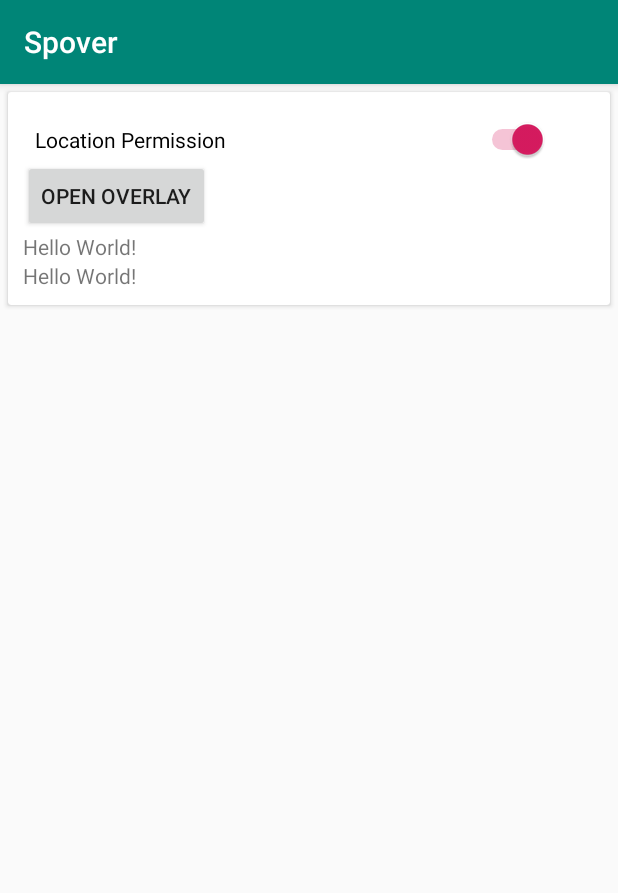
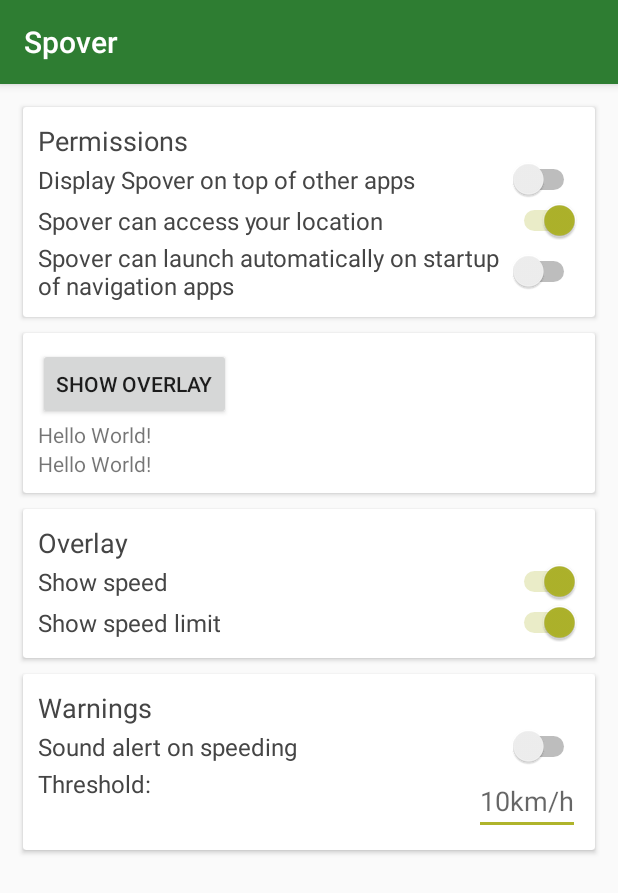
Before and after one commit to henne90gen/Spover, an Android app: the screen it shows after launch (MainActivity), on a phone screen of 412 x 824 dp. Shown: the top 893 px of the screen. Run offline under Robolectric (Android 15) with nearby library versions, the phone set to English and light mode, and no system bars.

Commit message:
Settings UI, store overlay preferences

```diff
--- a/app/src/main/java/de/spover/spover/MainActivity.kt
+++ b/app/src/main/java/de/spover/spover/MainActivity.kt
@@ -3,6 +3,7 @@ package de.spover.spover
 import android.content.Intent
 import android.net.Uri
 import android.Manifest
+import android.content.Context
 import android.content.pm.PackageManager
 import android.os.Bundle
 import android.support.v4.app.ActivityCompat
@@ -23,13 +24,16 @@ class MainActivity : AppCompatActivity() {
     private lateinit var permissionSwitch: Switch
     private lateinit var overlayBtn: Button
 
+    private lateinit var speedSwitch: Switch
+    private lateinit var speedLimitSwitch: Switch
+
     override fun onCreate(savedInstanceState: Bundle?) {
         super.onCreate(savedInstanceState)
         setContentView(R.layout.activity_main)
         locationService = LocationService(this)
         latText = findViewById(R.id.lat)
         lonText = findViewById(R.id.lon)
-        permissionSwitch = findViewById(R.id.locationPermissionSwitch)
+        permissionSwitch = findViewById(R.id.switchLocationPermission)
         permissionSwitch.setOnCheckedChangeListener { _, isChecked -> this.checkLocationPermission(isChecked) }
         checkLocationPermission(true)
 
@@ -43,7 +47,29 @@ class MainActivity : AppCompatActivity() {
                 checkDrawOverlayPermission()
             }
         }
+        initUI()
+    }
 
+    private fun initUI() {
+        val preferences = this.getPreferences(Context.MODE_PRIVATE)
+
+        speedSwitch = findViewById(R.id.switch_show_speed)
+        speedSwitch.isChecked =  preferences.getBoolean(getString(R.string.pref_show_speed), true)
+        speedSwitch.setOnClickListener {
+            with (preferences.edit()) {
+                putBoolean(getString(R.string.pref_show_speed), speedSwitch.isChecked)
+                apply()
+            }
+        }
+
+        speedLimitSwitch = findViewById(R.id.switch_show_speed_limit)
+        speedLimitSwitch.isChecked =  preferences.getBoolean(getString(R.string.pref_show_speed_limit), true)
+        speedLimitSwitch.setOnClickListener {
+            with (preferences.edit()) {
+                putBoolean(getString(R.string.pref_show_speed_limit), speedLimitSwitch.isChecked)
+                apply()
+            }
+        }
     }
 
     override fun onRequestPermissionsResult(requestCode: Int, permissions: Array<out String>, grantResults: IntArray) {
@@ -118,6 +144,7 @@ class MainActivity : AppCompatActivity() {
     }
 
     companion object {
+        private var TAG = MainActivity::class.java.simpleName
         const val REQUEST_CODE = 10101
     }
 }
--- a/app/src/main/java/de/spover/spover/OverlayService.kt
+++ b/app/src/main/java/de/spover/spover/OverlayService.kt
@@ -84,10 +84,6 @@ class OverlayService: Service(), View.OnTouchListener {
         return mDetector.onTouchEvent(motionEvent)
     }
 
-    companion object {
-        private var TAG = OverlayService::class.java.simpleName
-    }
-
     private class MyGestureListener(var overlayService: OverlayService) : GestureDetector.OnGestureListener {
 
         override fun onSingleTapUp(p0: MotionEvent?): Boolean {
@@ -122,4 +118,7 @@ class OverlayService: Service(), View.OnTouchListener {
         }
     }
 
+    companion object {
+        private var TAG = OverlayService::class.java.simpleName
+    }
 }
--- a/app/src/main/res/layout/activity_main.xml
+++ b/app/src/main/res/layout/activity_main.xml
@@ -4,41 +4,138 @@
     android:id="@+id/llItem"
     android:layout_width="fill_parent"
     android:layout_height="wrap_content"
-    android:orientation="vertical">
+    android:orientation="vertical"
+    android:padding="10dp">
 
     <android.support.v7.widget.CardView
         style="@style/Card"
         card_view:cardCornerRadius="2dp">
 
-        <LinearLayout
-            style="@style/llCard">
+        <LinearLayout style="@style/llCard">
+
+            <TextView
+                style="@style/tvCardCaption"
+                android:text="@string/permissions" />
 
             <Switch
-                android:id="@+id/locationPermissionSwitch"
-                android:layout_width="342dp"
+                android:id="@+id/switchOverlayPermission"
+                android:layout_width="match_parent"
                 android:layout_height="wrap_content"
-                android:layout_marginStart="8dp"
-                android:layout_marginTop="8dp"
-                android:layout_marginEnd="8dp"
-                android:text="Location Permission" />
+                android:text="@string/overlay_permission"
+                android:textColor="@color/colorText"
+                android:textSize="16sp" />
+
+            <Switch
+                android:id="@+id/switchLocationPermission"
+                android:layout_width="match_parent"
+                android:layout_height="wrap_content"
+                android:text="@string/location_permission"
+                android:textColor="@color/colorText"
+                android:textSize="16sp" />
+
+            <Switch
+                android:id="@+id/switchAutoLaunchPermission"
+                android:layout_width="match_parent"
+                android:layout_height="wrap_content"
+                android:text="@string/auto_launch_permission"
+                android:textColor="@color/colorText"
+                android:textSize="16sp" />
+        </LinearLayout>
+    </android.support.v7.widget.CardView>
+
+    <android.support.v7.widget.CardView
+        style="@style/Card"
+        card_view:cardCornerRadius="2dp">
+
+        <LinearLayout style="@style/llCard">
 
             <Button
                 android:id="@+id/btnOverlay"
                 android:layout_width="wrap_content"
                 android:layout_height="wrap_content"
-                android:text="open overlay" />
+                android:text="show overlay" />
 
             <TextView
                 android:id="@+id/lat"
                 android:layout_width="wrap_content"
                 android:layout_height="wrap_content"
-                android:text="Hello World!"/>
+                android:text="Hello World!" />
 
             <TextView
                 android:id="@+id/lon"
-                android:layout_width="wrap_content"
+                android:layout_width="match_parent"
                 android:layout_height="wrap_content"
-                android:text="Hello World!"/>
+                android:text="Hello World!" />
+        </LinearLayout>
+    </android.support.v7.widget.CardView>
+
+    <android.support.v7.widget.CardView
+        style="@style/Card"
+        card_view:cardCornerRadius="2dp">
+
+        <LinearLayout style="@style/llCard">
+
+            <TextView
+                style="@style/tvCardCaption"
+                android:text="@string/overlay" />
+
+            <Switch
+                android:id="@+id/switch_show_speed"
+                android:layout_width="match_parent"
+                android:layout_height="wrap_content"
+                android:text="@string/show_speed_option"
+                android:textColor="@color/colorText"
+                android:textSize="16sp" />
+
+            <Switch
+                android:id="@+id/switch_show_speed_limit"
+                android:layout_width="match_parent"
+                android:layout_height="wrap_content"
+                android:text="@string/show_speed_limit"
+                android:textColor="@color/colorText"
+                android:textSize="16sp" />
+
+        </LinearLayout>
+    </android.support.v7.widget.CardView>
+
+    <android.support.v7.widget.CardView
+        style="@style/Card"
+        card_view:cardCornerRadius="2dp">
+
+        <LinearLayout style="@style/llCard">
+
+            <TextView
+                style="@style/tvCardCaption"
+                android:text="@string/warnings" />
+
+            <Switch
+                android:id="@+id/switchWarning"
+                android:layout_width="match_parent"
+                android:layout_height="wrap_content"
+                android:text="@string/warning_option"
+                android:textColor="@color/colorText"
+                android:textSize="16sp" />
+
+            <RelativeLayout
+                android:layout_width="match_parent"
+                android:layout_height="wrap_content">
+
+                <TextView
+                    android:layout_width="wrap_content"
+                    android:layout_height="wrap_content"
+                    android:text="@string/et_warning_threshold"
+                    android:textColor="@color/colorText"
+                    android:textSize="16sp" />
+
+                <EditText
+                    android:id="@+id/etWarningThreshold"
+                    android:layout_width="wrap_content"
+                    android:layout_height="wrap_content"
+                    android:layout_alignParentEnd="true"
+                    android:hint="10km/h"
+                    android:inputType="numberDecimal" />
+            </RelativeLayout>
+
         </LinearLayout>
     </android.support.v7.widget.CardView>
 </LinearLayout>
--- a/app/src/main/res/values/colors.xml
+++ b/app/src/main/res/values/colors.xml
@@ -1,6 +1,8 @@
 <?xml version="1.0" encoding="utf-8"?>
 <resources>
-    <color name="colorPrimary">#008577</color>
-    <color name="colorPrimaryDark">#00574B</color>
-    <color name="colorAccent">#D81B60</color>
+    <color name="colorPrimary">#2e7d32</color>
+    <color name="colorPrimaryDark">#005005</color>
+    <color name="colorAccent">#afb42b</color>
+
+    <color name="colorText">#454545</color>
 </resources>
--- a/app/src/main/res/values/strings.xml
+++ b/app/src/main/res/values/strings.xml
@@ -1,6 +1,27 @@
 <resources>
     <string name="app_name">Spover</string>
 
+    <!-- Overlay -->
     <string name="current_speed">current speed</string>
     <string name="speed_limit">speed limit</string>
+
+    <!-- Permission descriptions -->
+    <string name="overlay_permission">Display Spover on top of other apps</string>
+    <string name="location_permission">Spover can access your location</string>
+    <string name="auto_launch_permission">Spover can launch automatically on startup of navigation apps</string>
+
+    <!-- Card titles-->
+    <string name="permissions">Permissions</string>
+    <string name="overlay">Overlay</string>
+    <string name="warnings">Warnings</string>
+
+    <string name="show_speed_option">Show speed</string>
+    <string name="show_speed_limit">Show speed limit</string>
+
+    <string name="warning_option">Sound alert on speeding</string>
+    <string name="et_warning_threshold">Threshold:</string>
+
+    <string name="pref_show_speed">pref_show_speed</string>
+    <string name="pref_show_speed_limit">pref_show_speed_limit</string>
+
 </resources>
--- a/app/src/main/res/values/styles.xml
+++ b/app/src/main/res/values/styles.xml
@@ -22,4 +22,11 @@
         <item name="android:orientation">vertical</item>
         <item name="android:padding">10dp</item>
     </style>
+
+    <style name="tvCardCaption">
+        <item name="android:layout_width">fill_parent</item>
+        <item name="android:layout_height">wrap_content</item>
+        <item name="android:textSize">18sp</item>
+        <item name="android:textColor">@color/colorText</item>
+    </style>
 </resources>
```
